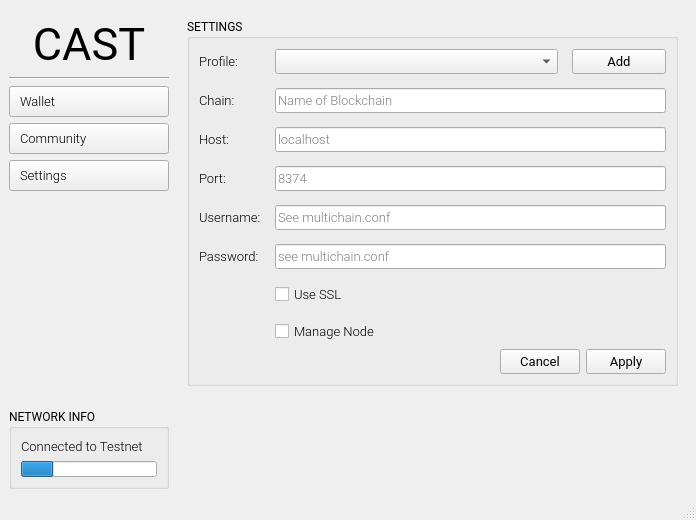
Before: the Qt Designer form app/ui/proto.ui in coblo/gui-demo, drawn with Qt 5.
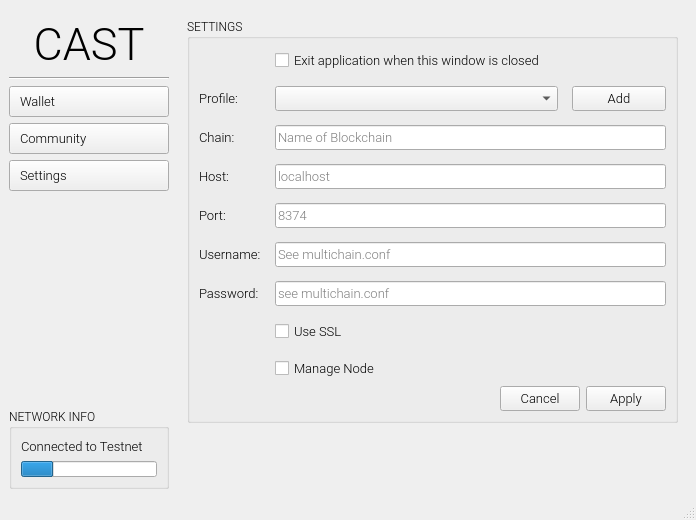
After: the same form once the commit is applied. The open tabs and pages were chosen to show the change. Icons and pictures are not drawn.

Commit message: Tweak resources and add exit on close setting

Diff of the .ui file:
```diff
--- a/app/ui/proto.ui
+++ b/app/ui/proto.ui
@@ -21,8 +21,7 @@
   </property>
   <property name="font">
    <font>
-    <family>Roboto</family>
-    <pointsize>10</pointsize>
+    <family>Roboto Light</family>
     <stylestrategy>PreferAntialias</stylestrategy>
    </font>
   </property>
@@ -944,7 +943,7 @@
              <property name="leftMargin">
               <number>0</number>
              </property>
-             <item row="1" column="0">
+             <item row="2" column="0">
               <widget class="QLabel" name="label_8">
                <property name="font">
                 <font>
@@ -957,7 +956,7 @@
                </property>
               </widget>
              </item>
-             <item row="1" column="1">
+             <item row="2" column="1">
               <layout class="QHBoxLayout" name="layout_profile" stretch="6,2">
                <item>
                 <widget class="QComboBox" name="combo_profile">
@@ -973,7 +972,7 @@
                 <widget class="QPushButton" name="btn_profile_add">
                  <property name="font">
                   <font>
-                   <family>Roboto</family>
+                   <family>Roboto Light</family>
                    <pointsize>10</pointsize>
                   </font>
                  </property>
@@ -984,7 +983,7 @@
                </item>
               </layout>
              </item>
-             <item row="2" column="0">
+             <item row="3" column="0">
               <widget class="QLabel" name="label_chain">
                <property name="font">
                 <font>
@@ -1000,7 +999,7 @@
                </property>
               </widget>
              </item>
-             <item row="2" column="1">
+             <item row="3" column="1">
               <widget class="QLineEdit" name="edit_chain">
                <property name="font">
                 <font>
@@ -1016,7 +1015,7 @@
                </property>
               </widget>
              </item>
-             <item row="3" column="0">
+             <item row="4" column="0">
               <widget class="QLabel" name="label_host">
                <property name="font">
                 <font>
@@ -1032,7 +1031,7 @@
                </property>
               </widget>
              </item>
-             <item row="3" column="1">
+             <item row="4" column="1">
               <widget class="QLineEdit" name="edit_host">
                <property name="font">
                 <font>
@@ -1051,7 +1050,7 @@
                </property>
               </widget>
              </item>
-             <item row="4" column="0">
+             <item row="5" column="0">
               <widget class="QLabel" name="label_port">
                <property name="font">
                 <font>
@@ -1067,7 +1066,7 @@
                </property>
               </widget>
              </item>
-             <item row="4" column="1">
+             <item row="5" column="1">
               <widget class="QLineEdit" name="edit_port">
                <property name="font">
                 <font>
@@ -1083,7 +1082,7 @@
                </property>
               </widget>
              </item>
-             <item row="5" column="0">
+             <item row="6" column="0">
               <widget class="QLabel" name="label_rpc_user">
                <property name="font">
                 <font>
@@ -1099,7 +1098,7 @@
                </property>
               </widget>
              </item>
-             <item row="5" column="1">
+             <item row="6" column="1">
               <widget class="QLineEdit" name="edit_rpc_user">
                <property name="font">
                 <font>
@@ -1115,7 +1114,7 @@
                </property>
               </widget>
              </item>
-             <item row="6" column="0">
+             <item row="7" column="0">
               <widget class="QLabel" name="label_rpc_password">
                <property name="font">
                 <font>
@@ -1131,7 +1130,7 @@
                </property>
               </widget>
              </item>
-             <item row="6" column="1">
+             <item row="7" column="1">
               <widget class="QLineEdit" name="edit_rpc_password">
                <property name="font">
                 <font>
@@ -1150,7 +1149,7 @@
                </property>
               </widget>
              </item>
-             <item row="7" column="1">
+             <item row="8" column="1">
               <widget class="QCheckBox" name="check_box_use_ssl">
                <property name="font">
                 <font>
@@ -1163,7 +1162,7 @@
                </property>
               </widget>
              </item>
-             <item row="8" column="1">
+             <item row="9" column="1">
               <widget class="QCheckBox" name="check_manage_node">
                <property name="font">
                 <font>
@@ -1176,13 +1175,26 @@
                </property>
               </widget>
              </item>
+             <item row="1" column="1">
+              <widget class="QCheckBox" name="check_box_exit_on_close">
+               <property name="font">
+                <font>
+                 <family>Roboto Light</family>
+                 <pointsize>10</pointsize>
+                </font>
+               </property>
+               <property name="text">
+                <string>Exit application when this window is closed</string>
+               </property>
+              </widget>
+             </item>
             </layout>
            </item>
            <item>
             <widget class="QDialogButtonBox" name="button_box">
              <property name="font">
               <font>
-               <family>Roboto</family>
+               <family>Roboto Light</family>
                <pointsize>10</pointsize>
               </font>
              </property>
```
Left out of the diff: 15 changed lines with no effect on the pictures. The commit also changes 9 other files.
